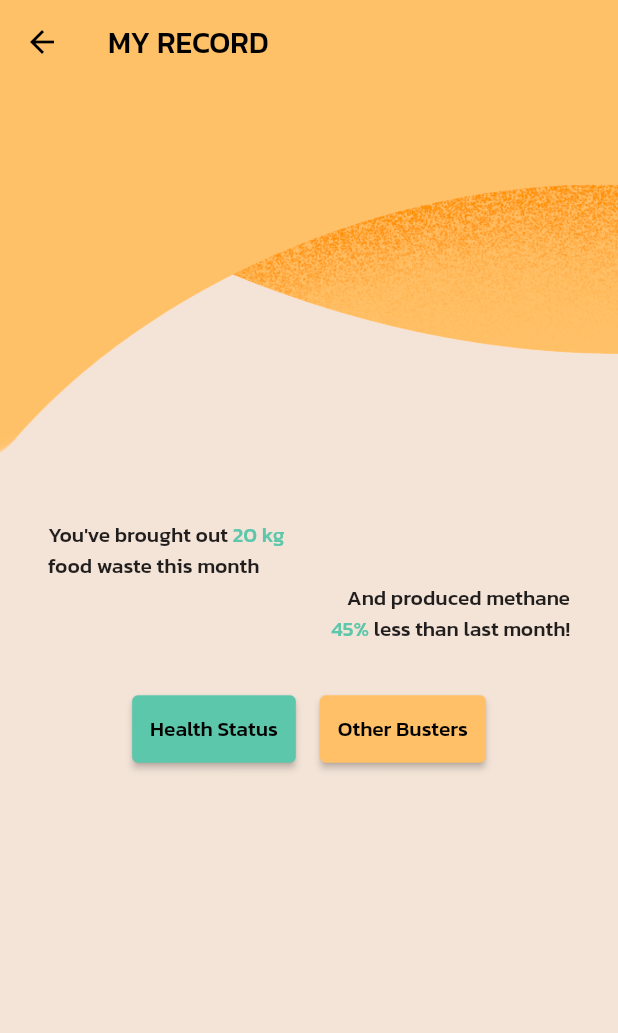
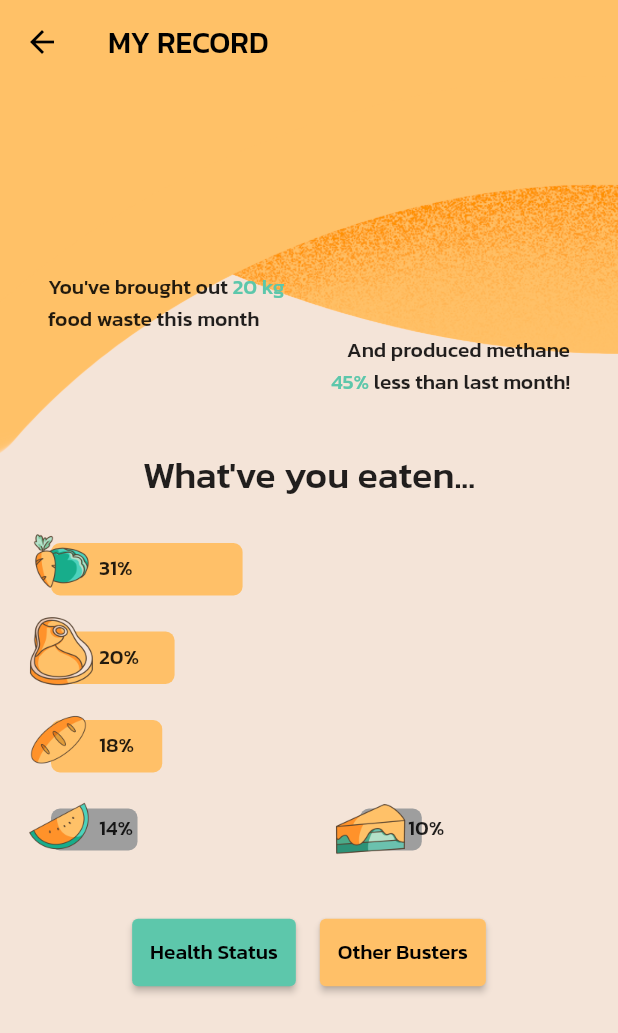
Before and after one commit to Food-Busters/food_busters, a Flutter app: the MyRecordPage screen opened directly, on a phone screen of 412 x 824 dp. Shown: the top 1033 px of the screen. Run offline on Flutter 3.47's test engine with Material 2 defaults, Android fonts, the light colour scheme and no system bars; our stand-ins replace camera, flutter_toggle_tab, form_field_validator, package_info_plus; generated files the repository leaves out were written again.

Commit message:
My Record Done

```diff
--- a/lib/data/delay.dart
+++ b/lib/data/delay.dart
@@ -1,4 +1,4 @@
 // * Simulate Server Request
-final serverRequest = Future.delayed(
-  const Duration(milliseconds: 1000),
-);
+Future<void> serverRequest() async {
+  await Future.delayed(const Duration(milliseconds: 1000));
+}
--- a/lib/data/dummy_busters.dart
+++ b/lib/data/dummy_busters.dart
@@ -2,7 +2,7 @@ import "package:food_busters/data/delay.dart";
 import "package:food_busters/models/buster.dart";
 
 Future<List<Buster>> getTopBustersData() async {
-  await serverRequest;
+  await serverRequest();
 
   return [
     Buster(
--- a/lib/data/dummy_current_missions.dart
+++ b/lib/data/dummy_current_missions.dart
@@ -3,7 +3,7 @@ import "package:food_busters/models/label10n.dart";
 import "package:food_busters/models/mission.dart";
 
 Future<List<OngoingMission>> getCurrentMissions() async {
-  await serverRequest;
+  await serverRequest();
 
   return [
     OngoingMission(
--- a/lib/data/dummy_points.dart
+++ b/lib/data/dummy_points.dart
@@ -2,7 +2,7 @@ import "package:food_busters/data/delay.dart";
 import "package:food_busters/models/points_price.dart";
 
 Future<List<PointsPrice>> getPointsPriceData() async {
-  await serverRequest;
+  await serverRequest();
 
   return [
     PointsPrice(points: 50, price: 30),
--- a/lib/data/dummy_record.dart
+++ b/lib/data/dummy_record.dart
@@ -2,7 +2,7 @@ import "package:food_busters/data/delay.dart";
 import "package:food_busters/models/food_record.dart";
 
 Future<FoodRecord> getFoodRecord() async {
-  await serverRequest;
+  await serverRequest();
 
   return FoodRecord(
     dessert: 10,
--- a/lib/data/dummy_restaurant.dart
+++ b/lib/data/dummy_restaurant.dart
@@ -2,7 +2,7 @@ import "package:food_busters/data/delay.dart";
 import "package:food_busters/models/restaurant_menu.dart";
 
 Future<List<RestaurantMenu>> getRestaurantData() async {
-  await serverRequest;
+  await serverRequest();
 
   return [
     RestaurantMenu(
--- a/lib/l10n/app_en.arb
+++ b/lib/l10n/app_en.arb
@@ -68,6 +68,7 @@
     "record_header_2": "food waste this month",
     "record_header_3": "And produced methane",
     "record_header_4": "less than last month!",
+    "what_you_eaten": "What've you eaten",
     "health_status": "Health Status",
     "other_busters": "Other Busters",
     "thanks_buster_1": "Looks like you've done a great job!",
--- a/lib/l10n/app_th.arb
+++ b/lib/l10n/app_th.arb
@@ -68,6 +68,7 @@
     "record_header_2": "ในเดือนนี้",
     "record_header_3": "และผลิตมีเทนน้อยลง",
     "record_header_4": "เทียบกับเดือนที่แล้ว!",
+    "what_you_eaten": "สิ่งที่คุณได้กินไป",
     "health_status": "สถานะสุขภาพ",
     "other_busters": "บัสเตอร์คนอื่น",
     "thanks_buster_1": "ดูเหมือนว่าคุณกำลังทำได้ดีเลย",
--- a/lib/views/record/record.dart
+++ b/lib/views/record/record.dart
@@ -1,8 +1,10 @@
 import "package:flutter/material.dart";
 import "package:flutter_gen/gen_l10n/app_localizations.dart";
 import "package:food_busters/components/background.dart";
+import "package:food_busters/data/dummy_record.dart";
 import "package:food_busters/main.dart";
 import "package:food_busters/models/app_state.dart";
+import "package:food_busters/models/food_record.dart";
 import "package:food_busters/styles/styles.dart";
 import "package:food_busters/views/record/other_busters.dart";
 
@@ -40,7 +42,11 @@ class _MyRecordPageState extends State<MyRecordPage> {
                 padding: const EdgeInsets.all(32.0),
                 child: recordHeader(text),
               ),
-              btnGroup(context, text, appState),
+              foodChart(text),
+              Padding(
+                padding: const EdgeInsets.symmetric(vertical: 16.0),
+                child: btnGroup(context, text, appState),
+              ),
             ],
           ),
         ],
@@ -58,7 +64,13 @@ class _MyRecordPageState extends State<MyRecordPage> {
                 mainAxisAlignment: MainAxisAlignment.start,
                 children: [
                   Text(text.record_header_1),
-                  Text(" $foodwaste kg", style: const TextStyle(color: green)),
+                  Text(
+                    " $foodwaste kg",
+                    style: const TextStyle(
+                      color: green,
+                      fontWeight: FontWeight.w500,
+                    ),
+                  ),
                 ],
               ),
               Text(text.record_header_2),
@@ -71,13 +83,135 @@ class _MyRecordPageState extends State<MyRecordPage> {
               Row(
                 mainAxisAlignment: MainAxisAlignment.end,
                 children: [
-                  Text("$lessmethane% ", style: const TextStyle(color: green)),
+                  Text(
+                    "$lessmethane% ",
+                    style: const TextStyle(
+                      color: green,
+                      fontWeight: FontWeight.w500,
+                    ),
+                  ),
                   Text(text.record_header_4),
                 ],
               ),
             ],
           ),
         ],
+      );
+
+  Widget foodChart(AppLocalizations text) => Column(
+        children: [
+          Text(
+            "${text.what_you_eaten}...",
+            style: const TextStyle(fontWeight: FontWeight.w500, fontSize: 25),
+          ),
+          Padding(
+            padding: const EdgeInsets.symmetric(vertical: 16.0),
+            child: FutureBuilder<FoodRecord>(
+              future: getFoodRecord(),
+              builder: (context, snapshot) {
+                if (snapshot.connectionState == ConnectionState.done) {
+                  final record = snapshot.data!;
+                  final tiles = <Widget>[];
+
+                  tiles.addAll(
+                    [
+                      bigFoodTile(context, "vegetable", record.vegetable),
+                      bigFoodTile(context, "meat", record.meat),
+                      bigFoodTile(context, "starch", record.starch),
+                      Row(
+                        mainAxisAlignment: MainAxisAlignment.spaceBetween,
+                        children: [
+                          Expanded(
+                            flex: 1,
+                            child:
+                                smallFoodTile(context, "fruit", record.fruit),
+                          ),
+                          Expanded(
+                            flex: 1,
+                            child: smallFoodTile(
+                                context, "dessert", record.dessert),
+                          ),
+                        ],
+                      ),
+                    ],
+                  );
+
+                  return Column(
+                    children: tiles,
+                  );
+                } else {
+                  return const CircularProgressIndicator();
+                }
+              },
+            ),
+          ),
+        ],
+      );
+
+  Widget bigFoodTile(BuildContext context, String label, int percent) =>
+      Padding(
+        padding: const EdgeInsets.symmetric(horizontal: 16.0),
+        child: Stack(
+          children: [
+            Padding(
+              padding: const EdgeInsets.symmetric(
+                horizontal: 18.0,
+                vertical: 12.0,
+              ),
+              child: Container(
+                width: MediaQuery.of(context).size.width * percent / 100,
+                height: 35,
+                decoration: BoxDecoration(
+                  borderRadius: BorderRadius.circular(6.0),
+                  color: lightOrange,
+                ),
+                child: const Text(""),
+              ),
+            ),
+            Row(
+              mainAxisAlignment: MainAxisAlignment.start,
+              children: [
+                Image.asset("assets/images/foods/$label.png", height: 50),
+                Text("$percent%", style: const TextStyle(height: 2.5)),
+              ],
+            ),
+          ],
+        ),
+      );
+
+  Widget smallFoodTile(
+    BuildContext context,
+    String label,
+    int percent,
+  ) =>
+      Padding(
+        padding: const EdgeInsets.symmetric(horizontal: 16.0),
+        child: Stack(
+          children: [
+            Padding(
+              padding: const EdgeInsets.symmetric(
+                horizontal: 18.0,
+                vertical: 12.0,
+              ),
+              child: Container(
+                width: MediaQuery.of(context).size.width * percent / 100,
+                height: 28,
+                decoration: BoxDecoration(
+                  borderRadius: BorderRadius.circular(6.0),
+                  color: Colors.grey,
+                ),
+                child: const Text(""),
+              ),
+            ),
+            Row(
+              mainAxisAlignment: MainAxisAlignment.start,
+              children: [
+                Image.asset("assets/images/foods/$label.png", height: 50),
+                Text("$percent%"),
+              ],
+            ),
+          ],
+        ),
       );
 
   Widget btnGroup(
--- a/pubspec.yaml
+++ b/pubspec.yaml
@@ -15,7 +15,7 @@ publish_to: "none" # Remove this line if you wish to publish to pub.dev
 # In iOS, build-name is used as CFBundleShortVersionString while build-number used as CFBundleVersion.
 # Read more about iOS versioning at
 # https://developer.apple.com/library/archive/documentation/General/Reference/InfoPlistKeyReference/Articles/CoreFoundationKeys.html
-version: 1.0.151+1510000
+version: 1.0.159+1590000
 
 environment:
   sdk: ">=2.12.0 <3.0.0"
@@ -79,6 +79,7 @@ flutter:
     - assets/images/leaf.png
     - assets/images/money.png
     - assets/images/clouds/
+    - assets/images/foods/
 
   # An image asset can refer to one or more resolution-specific "variants", see
   # https://flutter.dev/assets-and-images/#resolution-aware.
```
Also changed, not shown: assets/images/foods/dessert.png, assets/images/foods/fruit.png, assets/images/foods/meat.png, assets/images/foods/starch.png, assets/images/foods/vegetable.png.
